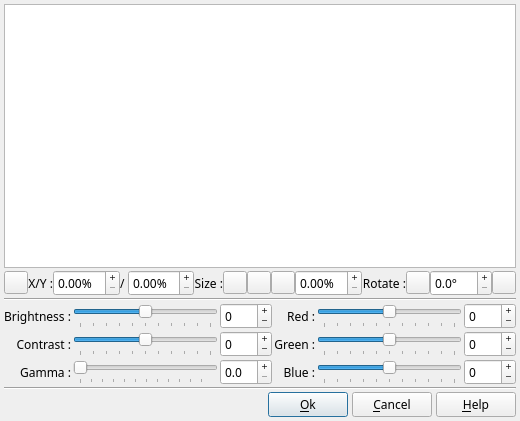
Above: DlgImageCorrection.ui from boenki/ffdiaporama before the change. Below: the same form after it.
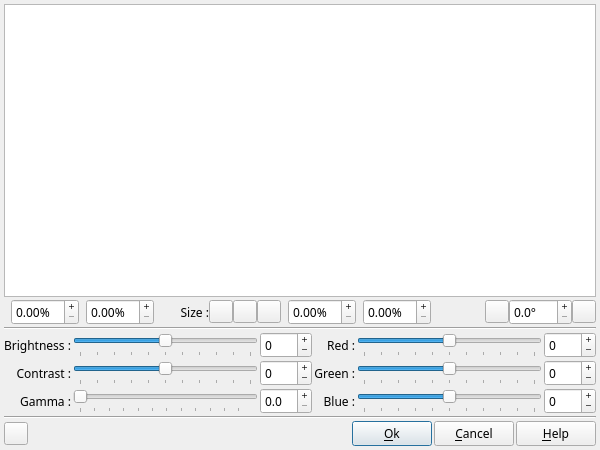
That is the form after the change. Icons and pictures are not drawn.

Commit message: Correction de bugg: Le recadrage "au mieux" par défaut recadrait les images sur la largeur dans tous les cas. Maintenant il s'adapte à l'image Correction de bugg: Remet les rotations sur des multiples de 90° dans la boite de correction d'image     => bug introduit par le précédent passage en mode à virgule des rotations dans la boite de recadrage

What changed in the file:
```diff
--- a/DlgImageCorrection.ui
+++ b/DlgImageCorrection.ui
@@ -6,10 +6,16 @@
    <rect>
     <x>0</x>
     <y>0</y>
-    <width>520</width>
-    <height>421</height>
+    <width>600</width>
+    <height>450</height>
    </rect>
   </property>
+  <property name="minimumSize">
+   <size>
+    <width>600</width>
+    <height>450</height>
+   </size>
+  </property>
   <property name="font">
    <font>
     <family>Sans Serif</family>
@@ -41,39 +47,19 @@
      <property name="margin">
       <number>0</number>
      </property>
-     <item>
-      <widget class="QToolButton" name="MagneticEdgeBt">
-       <property name="toolTip">
-        <string>Show/Hide rullers</string>
-       </property>
-       <property name="text">
-        <string notr="true"/>
-       </property>
-       <property name="icon">
-        <iconset>
-         <normaloff>img/ruler_ok.png</normaloff>img/ruler_ok.png</iconset>
-       </property>
-       <property name="iconSize">
-        <size>
-         <width>16</width>
-         <height>16</height>
-        </size>
-       </property>
-      </widget>
-     </item>
      <item>
       <widget class="QLabel" name="label_15">
        <property name="sizePolicy">
-        <sizepolicy hsizetype="Expanding" vsizetype="Preferred">
+        <sizepolicy hsizetype="Fixed" vsizetype="Preferred">
          <horstretch>0</horstretch>
          <verstretch>0</verstretch>
         </sizepolicy>
        </property>
        <property name="text">
-        <string>X/Y :</string>
+        <string notr="true"/>
        </property>
-       <property name="alignment">
-        <set>Qt::AlignRight|Qt::AlignTrailing|Qt::AlignVCenter</set>
+       <property name="pixmap">
+        <pixmap>img/PosSize_X.png</pixmap>
        </property>
       </widget>
      </item>
@@ -102,7 +88,10 @@
         </sizepolicy>
        </property>
        <property name="text">
-        <string notr="true">/ </string>
+        <string notr="true"/>
+       </property>
+       <property name="pixmap">
+        <pixmap>img/PosSize_Y.png</pixmap>
        </property>
       </widget>
      </item>
@@ -190,7 +179,23 @@
       </widget>
      </item>
      <item>
-      <widget class="QDoubleSpinBox" name="ZoomValue">
+      <widget class="QLabel" name="label_7">
+       <property name="sizePolicy">
+        <sizepolicy hsizetype="Fixed" vsizetype="Preferred">
+         <horstretch>0</horstretch>
+         <verstretch>0</verstretch>
+        </sizepolicy>
+       </property>
+       <property name="text">
+        <string notr="true"/>
+       </property>
+       <property name="pixmap">
+        <pixmap>img/PosSize_Width.png</pixmap>
+       </property>
+      </widget>
+     </item>
+     <item>
+      <widget class="QDoubleSpinBox" name="WValue">
        <property name="sizePolicy">
         <sizepolicy hsizetype="Preferred" vsizetype="Fixed">
          <horstretch>0</horstretch>
@@ -205,6 +210,26 @@
        </property>
       </widget>
      </item>
+     <item>
+      <widget class="QLabel" name="label_10">
+       <property name="text">
+        <string notr="true"/>
+       </property>
+       <property name="pixmap">
+        <pixmap>img/PosSize_Height.png</pixmap>
+       </property>
+      </widget>
+     </item>
+     <item>
+      <widget class="QDoubleSpinBox" name="HValue">
+       <property name="buttonSymbols">
+        <enum>QAbstractSpinBox::PlusMinus</enum>
+       </property>
+       <property name="suffix">
+        <string notr="true">%</string>
+       </property>
+      </widget>
+     </item>
      <item>
       <widget class="QLabel" name="label_5">
        <property name="sizePolicy">
@@ -214,7 +239,10 @@
         </sizepolicy>
        </property>
        <property name="text">
-        <string>Rotate :</string>
+        <string notr="true"/>
+       </property>
+       <property name="pixmap">
+        <pixmap>img/RotateZ.png</pixmap>
        </property>
        <property name="alignment">
         <set>Qt::AlignRight|Qt::AlignTrailing|Qt::AlignVCenter</set>
@@ -654,8 +682,28 @@
    <item>
     <layout class="QHBoxLayout" name="horizontalLayout_2">
      <property name="spacing">
-      <number>4</number>
+      <number>2</number>
      </property>
+     <item>
+      <widget class="QToolButton" name="MagneticEdgeBt">
+       <property name="toolTip">
+        <string>Show/Hide rullers</string>
+       </property>
+       <property name="text">
+        <string notr="true"/>
+       </property>
+       <property name="icon">
+        <iconset>
+         <normaloff>img/ruler_ok.png</normaloff>img/ruler_ok.png</iconset>
+       </property>
+       <property name="iconSize">
+        <size>
+         <width>16</width>
+         <height>16</height>
+        </size>
+       </property>
+      </widget>
+     </item>
      <item>
       <spacer name="horizontalSpacer_2">
        <property name="orientation">
```
Left out of the diff: 2 changed lines with no effect on the pictures. The commit also changes 23 other files.
